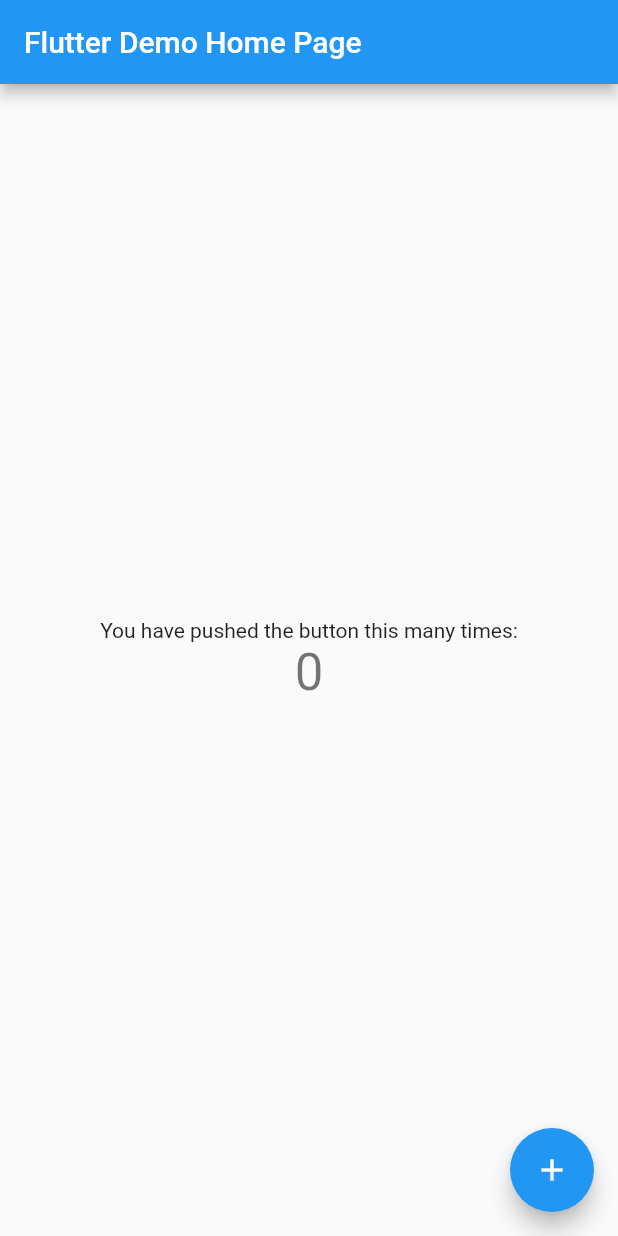
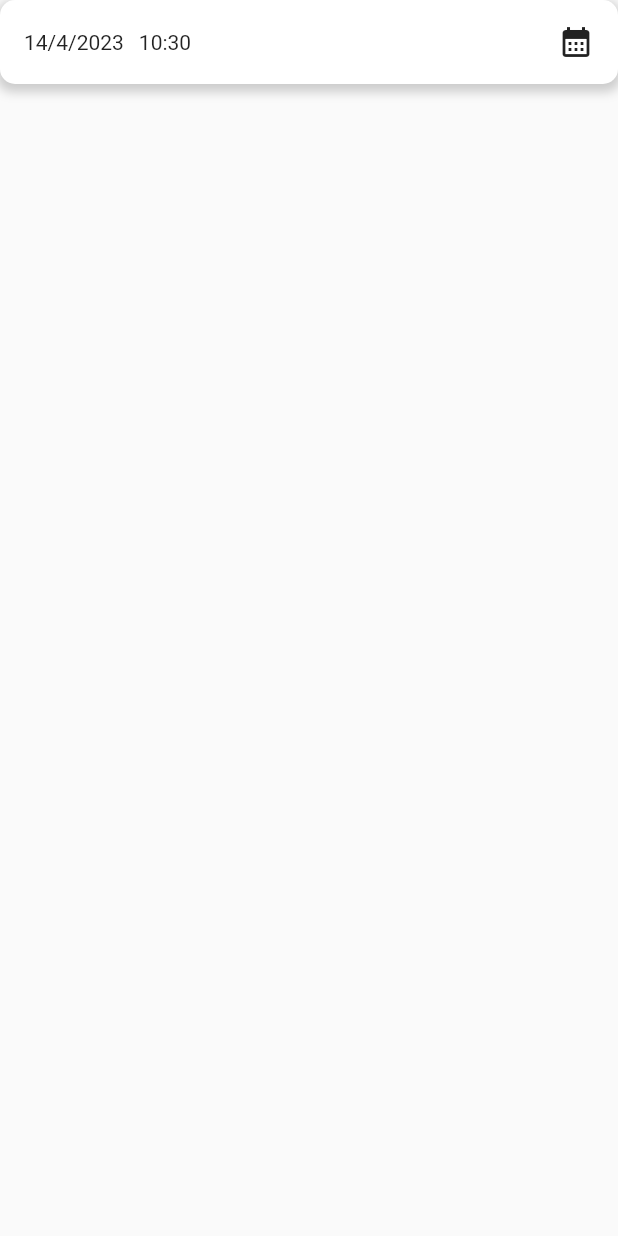
Before and after one commit to Maxray0/Projet48h, a Flutter app: the screen it shows after launch, on a phone screen of 412 x 824 dp. Run offline on Flutter 3.47's test engine with Material 2 defaults, Android fonts, the phone set to English and light mode, and no system bars; missing offline and left inert: dart_mysql.

Commit message:
dateTime

```diff
--- a/projet_48h/lib/main.dart
+++ b/projet_48h/lib/main.dart
@@ -1,4 +1,5 @@
 import 'package:flutter/material.dart';
+import 'package:projet_48h/view/research.dart';
 
 void main() {
   runApp(const MyApp());
@@ -13,18 +14,10 @@ class MyApp extends StatelessWidget {
     return MaterialApp(
       title: 'Flutter Demo',
       theme: ThemeData(
-        // This is the theme of your application.
-        //
-        // Try running your application with "flutter run". You'll see the
-        // application has a blue toolbar. Then, without quitting the app, try
-        // changing the primarySwatch below to Colors.green and then invoke
-        // "hot reload" (press "r" in the console where you ran "flutter run",
-        // or simply save your changes to "hot reload" in a Flutter IDE).
-        // Notice that the counter didn't reset back to zero; the application
-        // is not restarted.
         primarySwatch: Colors.blue,
       ),
-      home: const MyHomePage(title: 'Flutter Demo Home Page'),
+      home:
+          const DateInput(), //const MyHomePage(title: 'Flutter Demo Home Page'),
     );
   }
 }
@@ -48,68 +41,13 @@ class MyHomePage extends StatefulWidget {
 }
 
 class _MyHomePageState extends State<MyHomePage> {
-  int _counter = 0;
-
-  void _incrementCounter() {
-    setState(() {
-      // This call to setState tells the Flutter framework that something has
-      // changed in this State, which causes it to rerun the build method below
-      // so that the display can reflect the updated values. If we changed
-      // _counter without calling setState(), then the build method would not be
-      // called again, and so nothing would appear to happen.
-      _counter++;
-    });
-  }
-
   @override
   Widget build(BuildContext context) {
-    // This method is rerun every time setState is called, for instance as done
-    // by the _incrementCounter method above.
-    //
-    // The Flutter framework has been optimized to make rerunning build methods
-    // fast, so that you can just rebuild anything that needs updating rather
-    // than having to individually change instances of widgets.
     return Scaffold(
       appBar: AppBar(
-        // Here we take the value from the MyHomePage object that was created by
-        // the App.build method, and use it to set our appbar title.
         title: Text(widget.title),
       ),
-      body: Center(
-        // Center is a layout widget. It takes a single child and positions it
-        // in the middle of the parent.
-        child: Column(
-          // Column is also a layout widget. It takes a list of children and
-          // arranges them vertically. By default, it sizes itself to fit its
-          // children horizontally, and tries to be as tall as its parent.
-          //
-          // Invoke "debug painting" (press "p" in the console, choose the
-          // "Toggle Debug Paint" action from the Flutter Inspector in Android
-          // Studio, or the "Toggle Debug Paint" command in Visual Studio Code)
-          // to see the wireframe for each widget.
-          //
-          // Column has various properties to control how it sizes itself and
-          // how it positions its children. Here we use mainAxisAlignment to
-          // center the children vertically; the main axis here is the vertical
-          // axis because Columns are vertical (the cross axis would be
-          // horizontal).
-          mainAxisAlignment: MainAxisAlignment.center,
-          children: <Widget>[
-            const Text(
-              'You have pushed the button this many times:',
-            ),
-            Text(
-              '$_counter',
-              style: Theme.of(context).textTheme.headlineMedium,
-            ),
-          ],
-        ),
-      ),
-      floatingActionButton: FloatingActionButton(
-        onPressed: _incrementCounter,
-        tooltip: 'Increment',
-        child: const Icon(Icons.add),
-      ), // This trailing comma makes auto-formatting nicer for build methods.
+      body: null,
     );
   }
 }
--- /dev/null
+++ b/projet_48h/lib/view/research.dart
@@ -0,0 +1,115 @@
+import 'package:flutter/material.dart';
+import 'package:projet_48h/bdd.dart';
+import 'package:projet_48h/view/room.dart';
+import 'package:dart_mysql/dart_mysql.dart';
+
+class DateInput extends StatefulWidget {
+  const DateInput({Key? key}) : super(key: key);
+
+  @override
+  _DateInputState createState() => _DateInputState();
+}
+
+class _DateInputState extends State<DateInput> {
+  DateTime dateTime = DateTime.now();
+  bool hasChanged = false;
+
+  Future<DateTime?> pickDate() => showDatePicker(
+        context: context,
+        initialDate: dateTime,
+        firstDate: dateTime,
+        lastDate: dateTime.add(const Duration(days: 30)),
+      );
+
+  Future<TimeOfDay?> pickTime() => showTimePicker(
+        context: context,
+        initialTime: TimeOfDay(hour: dateTime.hour, minute: dateTime.minute),
+      );
+
+  Future pickDateTime() async {
+    DateTime? date = await pickDate();
+    if (date == null) return;
+
+    TimeOfDay? time = await pickTime();
+    if (time == null) return;
+
+    final dateTime =
+        DateTime(date.year, date.month, date.day, time.hour, time.minute);
+
+    setState(() {
+      this.dateTime = dateTime;
+      hasChanged = true;
+    });
+  }
+
+  @override
+  Widget build(BuildContext context) {
+    return Scaffold(
+      body: ListView(
+          // crossAxisAlignment: CrossAxisAlignment.center,
+          // mainAxisAlignment: MainAxisAlignment.center,
+          children: [
+            InkWell(
+              onTap: () async {
+                pickDateTime();
+              },
+              child: Container(
+                decoration: BoxDecoration(
+                  boxShadow: [
+                    BoxShadow(
+                      color: Colors.grey.withOpacity(0.5),
+                      spreadRadius: 2,
+                      blurRadius: 5,
+                      offset: const Offset(0, 3),
+                    ),
+                  ],
+                  borderRadius: BorderRadius.circular(10),
+                  color: Colors.white,
+                ),
+                padding: const EdgeInsets.all(16),
+                child: Row(
+                  children: [
+                    Text('${dateTime.day}/${dateTime.month}/${dateTime.year}'),
+                    const SizedBox(width: 10),
+                    Text('${dateTime.hour}:${dateTime.minute}'),
+                    const Spacer(),
+                    const Icon(Icons.calendar_month),
+                  ],
+                ),
+              ),
+            ),
+            if (hasChanged)
+              FutureBuilder<MySqlConnection>(
+                future: getConnection(),
+                builder: (context, snapshot1) {
+                  if (snapshot1.connectionState == ConnectionState.done &&
+                      snapshot1.hasData) {
+                    return FutureBuilder<List<String>>(
+                      future: getName(snapshot1.data!),
+                      builder: (context, snapshot2) {
+                        if (snapshot2.connectionState == ConnectionState.done) {
+                          return ListView.builder(
+                              itemCount: snapshot2.data!.length,
+                              itemBuilder: (BuildContext context, int index) {
+                                return RoomCard(name: snapshot2.data![index]);
+                              });
+                        } else if (snapshot2.connectionState ==
+                            ConnectionState.waiting) {
+                          return const CircularProgressIndicator();
+                        } else {
+                          return Text('Erreur : ${snapshot2.error}');
+                        }
+                      },
+                    );
+                  } else if (snapshot1.connectionState ==
+                      ConnectionState.waiting) {
+                    return const CircularProgressIndicator();
+                  } else {
+                    return Text('Erreur : ${snapshot1.error}');
+                  }
+                },
+              ),
+          ]),
+    );
+  }
+}
--- a/projet_48h/pubspec.yaml
+++ b/projet_48h/pubspec.yaml
@@ -35,6 +35,11 @@ dependencies:
   # The following adds the Cupertino Icons font to your application.
   # Use with the CupertinoIcons class for iOS style icons.
   cupertino_icons: ^1.0.2
+  flutter_datetime_picker: ^1.5.1
+  flutter_platform_widgets: ^3.2.1
+  intl: ^0.18.0
+  mysql1: ^0.20.0
+  dart_mysql: ^0.0.1
 
 dev_dependencies:
   flutter_test:
```
Also changed, not shown: projet_48h/lib/bdd.dart (added, +25 -0 lines), projet_48h/lib/view/room.dart (added, +17 -0 lines), projet_48h/pubspec.lock.
